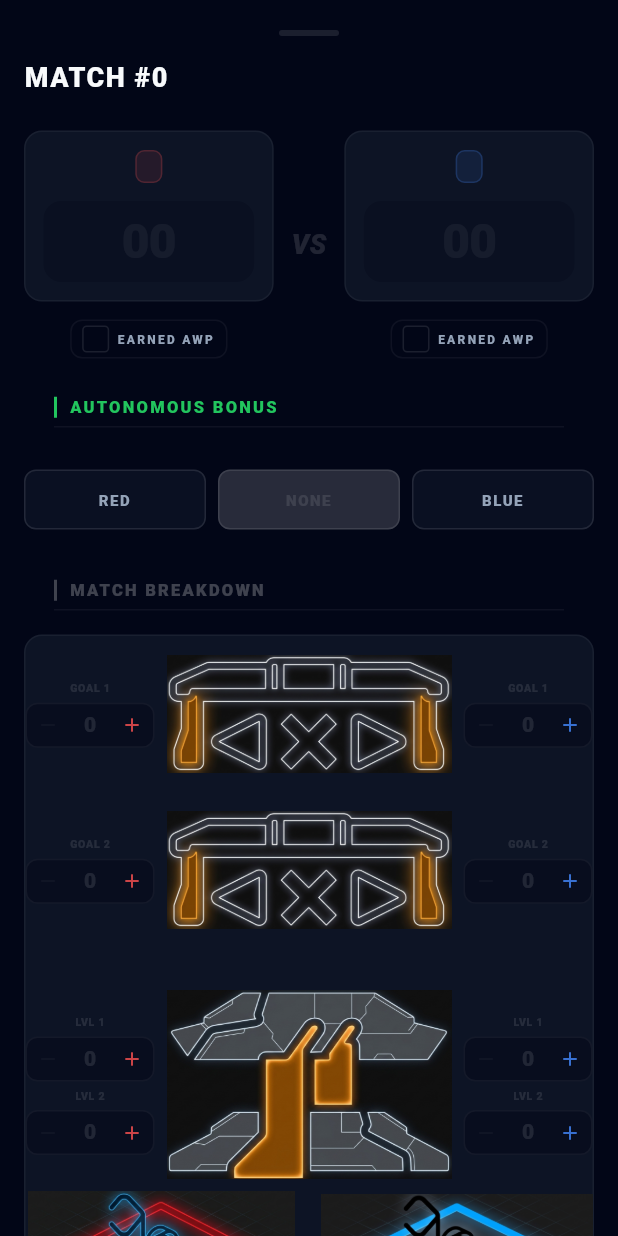
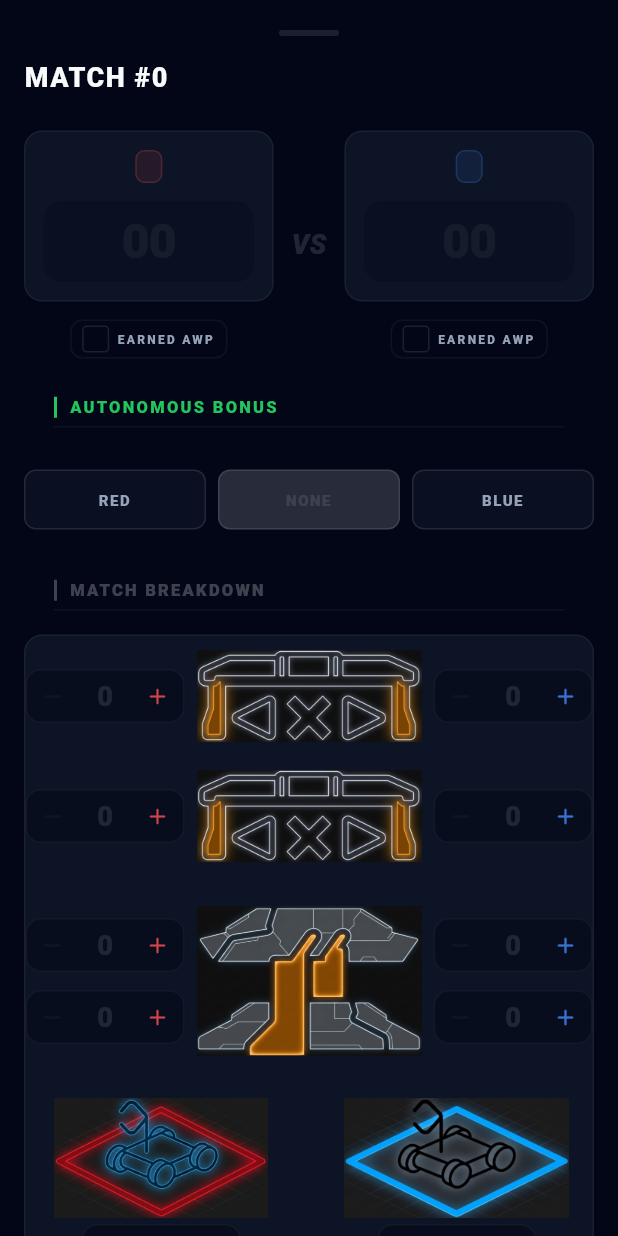
Before and after one commit to jysnz/QCUROBOTICS_MATCH_MANAGEMENT, a Flutter app: the StartMatchModal widget shown alone on an empty page, opened directly with empty values, on a phone screen of 412 x 824 dp. Run offline on Flutter 3.47's test engine with Material 3 defaults, Android fonts, the light colour scheme and no system bars; our stand-ins replace flutter_dotenv, google_sign_in, image_picker, supabase_flutter; accounts and stored records are empty; network calls fail; project files that could hold a hidden picture were left out.

Commit message:
Refined the UI of match breakdown section

```diff
--- a/lib/Pages/Tournament/start_match_modal.dart
+++ b/lib/Pages/Tournament/start_match_modal.dart
@@ -226,68 +226,54 @@ class _StartMatchModalState extends State<StartMatchModal> {
               padding: EdgeInsets.zero,
               child: Column(
                 children: [
-                  // Long Goal 1 - Using heightFactor for "negative padding"
-                  Align(
-                    heightFactor: 0.65,
-                    child: _BreakdownRow(
-                      image: const BreakdownImage(path: 'Images/long_goal.png', height: 160),
+                  // Long Goal 1
+                  _BreakdownRow(
+                    image: const BreakdownImage(path: 'Images/long_goal.png', height: 80),
                     leftContent: _BreakdownCounter(
-                        label: 'GOAL 1',
                       value: _longGoal1Red,
                       onChanged: (v) => setState(() => _longGoal1Red = v),
                       color: Colors.redAccent,
                       enabled: widget.matchData.status != 'Completed',
                     ),
                     rightContent: _BreakdownCounter(
-                        label: 'GOAL 1',
                       value: _longGoal1Blue,
                       onChanged: (v) => setState(() => _longGoal1Blue = v),
                       color: Colors.blueAccent,
                       enabled: widget.matchData.status != 'Completed',
                     ),
                   ),
-                  ),
 
                   // Long Goal 2
-                  Align(
-                    heightFactor: 0.65,
-                    child: _BreakdownRow(
-                      image: const BreakdownImage(path: 'Images/long_goal.png', height: 160),
+                  _BreakdownRow(
+                    image: const BreakdownImage(path: 'Images/long_goal.png', height: 80),
                     leftContent: _BreakdownCounter(
-                        label: 'GOAL 2',
                       value: _longGoal2Red,
                       onChanged: (v) => setState(() => _longGoal2Red = v),
                       color: Colors.redAccent,
                       enabled: widget.matchData.status != 'Completed',
                     ),
                     rightContent: _BreakdownCounter(
-                        label: 'GOAL 2',
                       value: _longGoal2Blue,
                       onChanged: (v) => setState(() => _longGoal2Blue = v),
                       color: Colors.blueAccent,
                       enabled: widget.matchData.status != 'Completed',
                     ),
                   ),
-                  ),
 
                   // Middle Goal
-                  Align(
-                    heightFactor: 0.65,
-                    child: _BreakdownRow(
-                      image: const BreakdownImage(path: 'Images/middle_goal.png', height: 280),
+                  _BreakdownRow(
+                    image: const BreakdownImage(path: 'Images/middle_goal.png', height: 140),
                     leftContent: Column(
                       mainAxisSize: MainAxisSize.min,
                       children: [
                         _BreakdownCounter(
-                            label: 'LVL 1',
                           value: _midGoal1Red,
                           onChanged: (v) => setState(() => _midGoal1Red = v),
                           color: Colors.redAccent,
                           enabled: widget.matchData.status != 'Completed',
                         ),
-                          const SizedBox(height: 4),
+                        const SizedBox(height: 12),
                         _BreakdownCounter(
-                            label: 'LVL 2',
                           value: _midGoal2Red,
                           onChanged: (v) => setState(() => _midGoal2Red = v),
                           color: Colors.redAccent,
@@ -299,15 +285,13 @@ class _StartMatchModalState extends State<StartMatchModal> {
                       mainAxisSize: MainAxisSize.min,
                       children: [
                         _BreakdownCounter(
-                            label: 'LVL 1',
                           value: _midGoal1Blue,
                           onChanged: (v) => setState(() => _midGoal1Blue = v),
                           color: Colors.blueAccent,
                           enabled: widget.matchData.status != 'Completed',
                         ),
-                          const SizedBox(height: 4),
+                        const SizedBox(height: 12),
                         _BreakdownCounter(
-                            label: 'LVL 2',
                           value: _midGoal2Blue,
                           onChanged: (v) => setState(() => _midGoal2Blue = v),
                           color: Colors.blueAccent,
@@ -316,27 +300,24 @@ class _StartMatchModalState extends State<StartMatchModal> {
                       ],
                     ),
                   ),
-                  ),
 
-                  // Parking Zone Protocol - Compact Column
-                  Transform.translate(
-                    offset: const Offset(0, -20),
-                    child: Column(
+                  // Parking Zone
+                  const SizedBox(height: 8),
+                  Column(
                     children: [
                       const Row(
                         children: [
-                            Expanded(child: BreakdownImage(path: 'Images/parking_red.png', height: 100)),
+                          Expanded(child: BreakdownImage(path: 'Images/parking_red.png', height: 80)),
                           SizedBox(width: 16),
-                            Expanded(child: BreakdownImage(path: 'Images/parking_blue.png', height: 100)),
+                          Expanded(child: BreakdownImage(path: 'Images/parking_blue.png', height: 80)),
                         ],
                       ),
-                        const SizedBox(height: 0),
+                      const SizedBox(height: 4),
                       Row(
                         children: [
                           Expanded(
                             child: Center(
                               child: _BreakdownCounter(
-                                  label: 'PARK',
                                 value: _parkRed,
                                 onChanged: (v) => setState(() => _parkRed = v),
                                 color: Colors.redAccent,
@@ -348,7 +329,6 @@ class _StartMatchModalState extends State<StartMatchModal> {
                           Expanded(
                             child: Center(
                               child: _BreakdownCounter(
-                                  label: 'PARK',
                                 value: _parkBlue,
                                 onChanged: (v) => setState(() => _parkBlue = v),
                                 color: Colors.blueAccent,
@@ -358,9 +338,8 @@ class _StartMatchModalState extends State<StartMatchModal> {
                           ),
                         ],
                       ),
-                        const SizedBox(height: 8),
+                      const SizedBox(height: 16),
                     ],
-                    ),
                   ),
                 ],
               ),
@@ -602,14 +581,12 @@ class _BreakdownRow extends StatelessWidget {
 }
 
 class _BreakdownCounter extends StatelessWidget {
-  final String label;
   final int value;
   final ValueChanged<int> onChanged;
   final Color color;
   final bool enabled;
 
   const _BreakdownCounter({
-    required this.label,
     required this.value,
     required this.onChanged,
     required this.color,
@@ -620,23 +597,10 @@ class _BreakdownCounter extends StatelessWidget {
   Widget build(BuildContext context) {
     final bool isActive = value > 0;
 
-    return Column(
-      mainAxisSize: MainAxisSize.min,
-      children: [
-        Text(
-          label,
-          style: TextStyle(
-            color: isActive ? color.withValues(alpha: 0.6) : Colors.white.withValues(alpha: 0.1),
-            fontSize: 7,
-            fontWeight: FontWeight.w900,
-            letterSpacing: 0.5,
-          )
-        ),
-        const SizedBox(height: 4),
-        Container(
+    return Container(
       decoration: BoxDecoration(
         color: isActive ? color.withValues(alpha: 0.05) : kBackground.withValues(alpha: 0.5),
-            borderRadius: BorderRadius.circular(8),
+        borderRadius: BorderRadius.circular(10),
         border: Border.all(
           color: isActive ? color.withValues(alpha: 0.2) : Colors.white.withValues(alpha: 0.05),
         ),
@@ -652,14 +616,14 @@ class _BreakdownCounter extends StatelessWidget {
             onTap: enabled && value > 0 ? () => onChanged(value - 1) : null,
           ),
           Container(
-                width: 28,
+            width: 36,
             alignment: Alignment.center,
             child: Text(
               '$value',
               style: TextStyle(
                 color: isActive ? Colors.white : Colors.white.withValues(alpha: 0.1),
                 fontWeight: FontWeight.w900,
-                    fontSize: 14,
+                fontSize: 18,
               ),
             ),
           ),
@@ -670,8 +634,6 @@ class _BreakdownCounter extends StatelessWidget {
           ),
         ],
       ),
-        ),
-      ],
     );
   }
 }
@@ -687,12 +649,12 @@ class _CounterBtn extends StatelessWidget {
   Widget build(BuildContext context) {
     return InkWell(
       onTap: onTap,
-      borderRadius: BorderRadius.circular(4),
+      borderRadius: BorderRadius.circular(6),
       child: Padding(
-        padding: const EdgeInsets.all(6.0),
+        padding: const EdgeInsets.all(8.0),
         child: Icon(
           icon,
-          size: 16,
+          size: 18,
           color: onTap == null
             ? Colors.white.withValues(alpha: 0.03)
             : (color?.withValues(alpha: 0.8) ?? Colors.white38)
```
Lines whose indentation alone changed are shown as unchanged.
